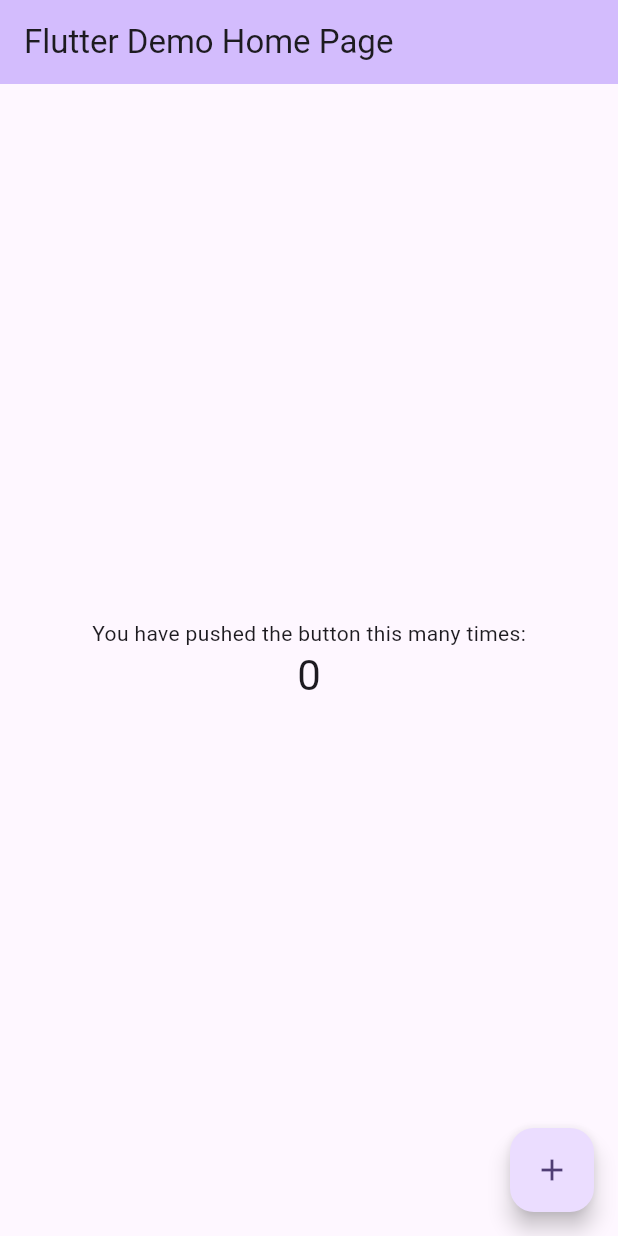
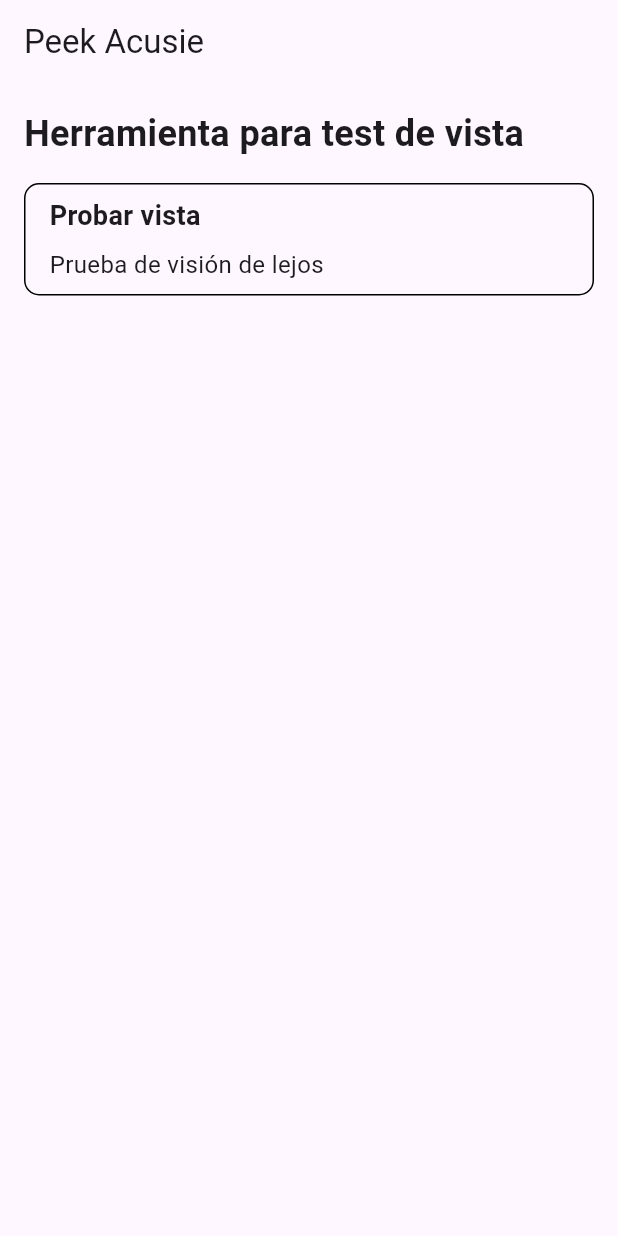
Before and after one commit to Jairo010/mobile_app_vista, a Flutter app: the screen it shows after launch, on a phone screen of 412 x 824 dp. Run offline on Flutter 3.47's test engine with Material 3 defaults, Android fonts, the light colour scheme and no system bars.

Commit message:
The first option has been added to the home page

```diff
--- a/lib/main.dart
+++ b/lib/main.dart
@@ -1,4 +1,5 @@
 import 'package:flutter/material.dart';
+import 'classes/test_eyes.dart';
 
 void main() {
   runApp(const MyApp());
@@ -6,120 +7,81 @@
 
 class MyApp extends StatelessWidget {
   const MyApp({super.key});
-
-  // This widget is the root of your application.
   @override
   Widget build(BuildContext context) {
     return MaterialApp(
-      title: 'Flutter Demo',
+      title: 'Peek',
       theme: ThemeData(
-        // This is the theme of your application.
-        //
-        // TRY THIS: Try running your application with "flutter run". You'll see
-        // the application has a purple toolbar. Then, without quitting the app,
-        // try changing the seedColor in the colorScheme below to Colors.green
-        // and then invoke "hot reload" (save your changes or press the "hot
-        // reload" button in a Flutter-supported IDE, or press "r" if you used
-        // the command line to start the app).
-        //
-        // Notice that the counter didn't reset back to zero; the application
-        // state is not lost during the reload. To reset the state, use hot
-        // restart instead.
-        //
-        // This works for code too, not just values: Most code changes can be
-        // tested with just a hot reload.
-        colorScheme: ColorScheme.fromSeed(seedColor: Colors.deepPurple),
-        useMaterial3: true,
+        primarySwatch: Colors.blue,
       ),
-      home: const MyHomePage(title: 'Flutter Demo Home Page'),
+      home: _MyHomePage(),
     );
   }
 }
 
-class MyHomePage extends StatefulWidget {
-  const MyHomePage({super.key, required this.title});
-
-  // This widget is the home page of your application. It is stateful, meaning
-  // that it has a State object (defined below) that contains fields that affect
-  // how it looks.
-
-  // This class is the configuration for the state. It holds the values (in this
-  // case the title) provided by the parent (in this case the App widget) and
-  // used by the build method of the State. Fields in a Widget subclass are
-  // always marked "final".
-
-  final String title;
-
+class _MyHomePage extends StatefulWidget {
   @override
-  State<MyHomePage> createState() => _MyHomePageState();
+  _MyHomePageState createState() => _MyHomePageState();
 }
 
-class _MyHomePageState extends State<MyHomePage> {
-  int _counter = 0;
-
-  void _incrementCounter() {
-    setState(() {
-      // This call to setState tells the Flutter framework that something has
-      // changed in this State, which causes it to rerun the build method below
-      // so that the display can reflect the updated values. If we changed
-      // _counter without calling setState(), then the build method would not be
-      // called again, and so nothing would appear to happen.
-      _counter++;
-    });
-  }
-
+class _MyHomePageState extends State<_MyHomePage> {
   @override
   Widget build(BuildContext context) {
-    // This method is rerun every time setState is called, for instance as done
-    // by the _incrementCounter method above.
-    //
-    // The Flutter framework has been optimized to make rerunning build methods
-    // fast, so that you can just rebuild anything that needs updating rather
-    // than having to individually change instances of widgets.
     return Scaffold(
       appBar: AppBar(
-        // TRY THIS: Try changing the color here to a specific color (to
-        // Colors.amber, perhaps?) and trigger a hot reload to see the AppBar
-        // change color while the other colors stay the same.
-        backgroundColor: Theme.of(context).colorScheme.inversePrimary,
-        // Here we take the value from the MyHomePage object that was created by
-        // the App.build method, and use it to set our appbar title.
-        title: Text(widget.title),
+        title: const Text('Peek Acusie'),
       ),
-      body: Center(
-        // Center is a layout widget. It takes a single child and positions it
-        // in the middle of the parent.
+      body: Padding(
+        padding: const EdgeInsets.all(16.0),
         child: Column(
-          // Column is also a layout widget. It takes a list of children and
-          // arranges them vertically. By default, it sizes itself to fit its
-          // children horizontally, and tries to be as tall as its parent.
-          //
-          // Column has various properties to control how it sizes itself and
-          // how it positions its children. Here we use mainAxisAlignment to
-          // center the children vertically; the main axis here is the vertical
-          // axis because Columns are vertical (the cross axis would be
-          // horizontal).
-          //
-          // TRY THIS: Invoke "debug painting" (choose the "Toggle Debug Paint"
-          // action in the IDE, or press "p" in the console), to see the
-          // wireframe for each widget.
-          mainAxisAlignment: MainAxisAlignment.center,
-          children: <Widget>[
+          crossAxisAlignment: CrossAxisAlignment.start,
+          children: [
             const Text(
-              'You have pushed the button this many times:',
+              'Herramienta para test de vista',
+              style: TextStyle(
+                fontSize: 24,
+                fontWeight: FontWeight.bold,
+              ),
             ),
-            Text(
-              '$_counter',
-              style: Theme.of(context).textTheme.headlineMedium,
+            const SizedBox(height: 16),
+            InkWell(
+              onTap: () {
+                Navigator.push(
+                context,
+                MaterialPageRoute(
+                builder: (context) => const TestEyesightPage()));
+              },
+              child: Container(
+                width: double.infinity,
+                decoration: BoxDecoration(
+                  border: Border.all(color: Colors.black),
+                  borderRadius: BorderRadius.circular(10),
+                ),
+                padding: const EdgeInsets.symmetric(vertical: 8, horizontal: 16),
+                child: const Column(
+                  crossAxisAlignment: CrossAxisAlignment.start,
+                  children: [
+                    Text(
+                      'Probar vista',
+                      style: TextStyle(
+                        fontSize: 18,
+                        fontWeight: FontWeight.bold,
+                      ),
+                    ),
+                    SizedBox(height: 8),
+                    Text(
+                      'Prueba de visión de lejos',
+                      style: TextStyle(
+                        fontSize: 16,
+                      ),
+                    ),
+                  ],
+                ),
+              ),
             ),
           ],
         ),
       ),
-      floatingActionButton: FloatingActionButton(
-        onPressed: _incrementCounter,
-        tooltip: 'Increment',
-        child: const Icon(Icons.add),
-      ), // This trailing comma makes auto-formatting nicer for build methods.
     );
   }
 }
```
